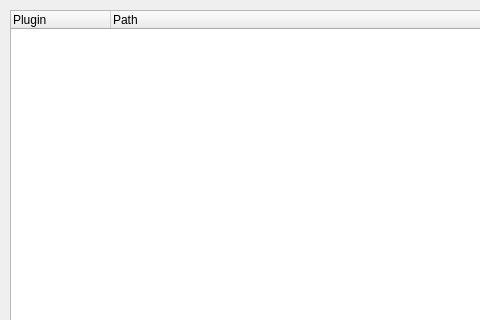
The window that ui/gui/manager.ui (TUB-Control/PaPI) describes before a commit, drawn with Qt 5; both pictures show x 0 to 480 and y 0 to 320 of the 654 by 467 pixel window.
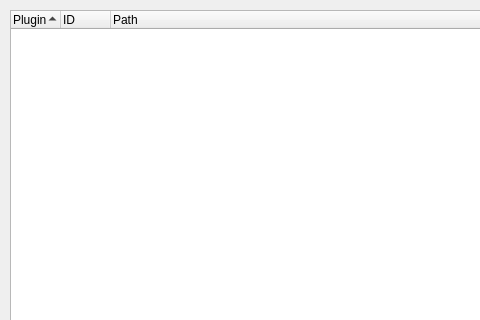
The same window after the commit.

Commit message: added type attribute, added overview for available and running plugings

Patch:
```diff
--- a/ui/gui/manager.ui
+++ b/ui/gui/manager.ui
@@ -26,11 +26,34 @@
     <layout class="QHBoxLayout" name="horizontalLayout">
      <item>
       <widget class="QTreeWidget" name="treePlugin">
+       <attribute name="headerCascadingSectionResizes">
+        <bool>false</bool>
+       </attribute>
+       <attribute name="headerDefaultSectionSize">
+        <number>50</number>
+       </attribute>
+       <attribute name="headerHighlightSections">
+        <bool>false</bool>
+       </attribute>
+       <attribute name="headerMinimumSectionSize">
+        <number>30</number>
+       </attribute>
+       <attribute name="headerShowSortIndicator" stdset="0">
+        <bool>true</bool>
+       </attribute>
+       <attribute name="headerStretchLastSection">
+        <bool>true</bool>
+       </attribute>
        <column>
         <property name="text">
          <string>Plugin</string>
         </property>
        </column>
+       <column>
+        <property name="text">
+         <string>ID</string>
+        </property>
+       </column>
        <column>
         <property name="text">
          <string>Path</string>
```
The commit also changes 7 other files.
